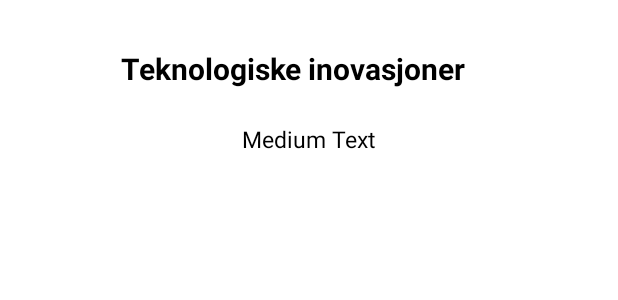
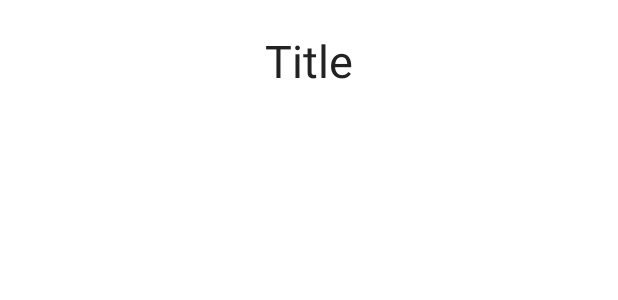
Before and after one commit to inger987/BeaconBeachler, an Android app: the layout activity_eggandbeacon.xml on its own in the app's theme, with its tools: preview values and no code run, on a phone screen of 412 x 824 dp. Shown: the top 300 px of the screen. Run offline under Robolectric (Android 15) with nearby library versions, the phone set to English and light mode, and no system bars; network calls fail.

```diff
--- a/app/build.gradle
+++ b/app/build.gradle
@@ -29,6 +29,7 @@ dependencies {
     compile 'com.android.support:appcompat-v7:23.1.1'
     compile 'com.google.android.gms:play-services-appindexing:8.1.0'
     compile 'com.android.support:design:23.1.1'
+    compile 'com.squareup.picasso:picasso:2.5.2'
 }
 
 dependencies {
--- a/app/src/main/java/com/example/inger/beaconbeachler/WritingPage.java
+++ b/app/src/main/java/com/example/inger/beaconbeachler/WritingPage.java
@@ -1,6 +1,7 @@
 package com.example.inger.beaconbeachler;
 
 import android.content.Context;
+import android.content.Intent;
 import android.content.SharedPreferences;
 import android.os.Bundle;
 import android.view.View;
@@ -87,5 +88,10 @@ public class WritingPage extends com.example.inger.beaconbeachler.Menu implement
         requestQueue.add(stringRequest);
     }
 
+    public void onBackPressed() {
+        Intent intent = new Intent(this,MainPage.class);
+        intent.setFlags(Intent.FLAG_ACTIVITY_NO_ANIMATION);
+        startActivity(intent);
+    }
 
 }
--- a/app/src/main/res/layout/activity_eggandbeacon.xml
+++ b/app/src/main/res/layout/activity_eggandbeacon.xml
@@ -1,52 +1,44 @@
 <?xml version="1.0" encoding="utf-8"?>
 <ScrollView xmlns:android="http://schemas.android.com/apk/res/android"
-    android:id="@+id/ScrollView01" android:layout_width="fill_parent"
-    android:layout_height="fill_parent">
-<RelativeLayout xmlns:android="http://schemas.android.com/apk/res/android"
+    android:id="@+id/ScrollView01"
     android:layout_width="match_parent"
     android:layout_height="match_parent"
     android:background="@color/white">
+<LinearLayout xmlns:android="http://schemas.android.com/apk/res/android"
+    android:layout_width="match_parent"
+    android:layout_height="match_parent"
+    android:orientation="vertical">
     <TextView
-        android:layout_width="250dp"
-        android:layout_height="50dp"
-        android:id="@+id/beacon"
-        android:text="Teknologiske inovasjoner"
-        android:textStyle="bold"
-        android:textSize="20sp"
-        android:textAlignment="viewEnd"
-        android:textColor="#000000"
-        android:layout_alignParentTop="true"
-        android:layout_centerHorizontal="true"
-        android:layout_marginTop="32dp" />
+        android:layout_width="match_parent"
+        android:layout_height="match_parent"
+        android:text="Title"
+        android:textSize="30sp"
+        android:gravity="center"
+        android:layout_marginTop="30px"
+        android:layout_marginBottom="6px"
+        android:textColor="@color/textPrimary"
+        android:id="@+id/textViewTitle"
+        />
 
     <ImageView
-        android:layout_width="300dp"
-        android:layout_height="200dp"
-        android:id="@+id/bilde"
-        android:scaleType="centerCrop"
-        android:layout_below="@+id/overskrift"
-        android:layout_alignStart="@+id/tekst" />
-<TextView
-    android:layout_width="300dp"
-    android:layout_height="400dp"
-    android:textSize="17dp"
-    android:fontFamily="sans-serif"
-    android:textColor="#000000"
-    android:id="@+id/tekst"
-    android:scrollbars="vertical"
-    android:layout_below="@+id/bilde"
-    android:layout_centerHorizontal="true" />
+        android:layout_width="match_parent"
+        android:layout_height="wrap_content"
+        android:layout_marginTop="6px"
+        android:layout_marginBottom="28px"
+        android:id="@+id/imageViewBeacon"
+         />
 
     <TextView
-        android:layout_width="wrap_content"
-        android:layout_height="30dp"
-        android:textAppearance="?android:attr/textAppearanceMedium"
-        android:text="Medium Text"
-        android:textColor="#000000"
-        android:textSize="15dp"
-        android:id="@+id/overskrift"
-        android:layout_below="@+id/beacon"
-        android:layout_centerHorizontal="true" />
+        android:layout_width="match_parent"
+        android:layout_height="wrap_content"
+        android:textColor="@color/textPrimary"
+        android:textSize="17sp"
+        android:layout_marginLeft="18px"
+        android:layout_marginRight="18px"
+        android:scrollbars="vertical"
+        android:id="@+id/textViewInfo"
+    />
 
-</RelativeLayout>
+
+</LinearLayout>
 </ScrollView>
--- a/app/src/main/res/values/colors.xml
+++ b/app/src/main/res/values/colors.xml
@@ -2,7 +2,7 @@
 <resources>
     <!-- COLORS-->
     <item name="header" type="color">#000000</item>
-    <item name="textPrimary" type="color">#ffff</item>
+    <item name="textPrimary" type="color">#222222</item>
     <item name="mainBackground" type="color">#e0e1dc</item>
     <item name="white" type="color">#ffff</item>
     <item name="red" type="color">#c34e68</item>
```
Also changed, not shown: app/src/main/java/com/example/inger/beaconbeachler/CameraPage.java (+10 -4 lines), app/src/main/java/com/example/inger/beaconbeachler/EggAndBeacon.java (+83 -9 lines), app/src/main/java/com/example/inger/beaconbeachler/Lyd.java (+7 -0 lines), 1 other file.
